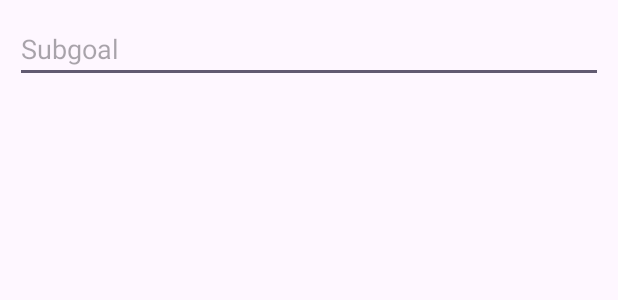
After one commit to haminpants/planner-app, an Android app: the layout new_sub_goal_item.xml on its own in the app's theme, with its tools: preview values and no code run, on a phone screen of 412 x 824 dp. The commit adds this screen. Shown: the top 300 px of the screen. Run offline under Robolectric (Android 15) with nearby library versions, the phone set to English and light mode, and no system bars.

Commit message:
implement subgoal and saving

```diff
--- a/app/src/main/res/layout/goal_item.xml
+++ b/app/src/main/res/layout/goal_item.xml
@@ -31,7 +31,7 @@
                 android:text="@string/add_sub_goal"
                 android:layout_width="match_parent"
                 android:layout_height="wrap_content"
-                android:id="@+id/button3" />
+                android:id="@+id/btn_addSubGoal" />
 
     </LinearLayout>
 </androidx.constraintlayout.widget.ConstraintLayout>
--- /dev/null
+++ b/app/src/main/res/layout/new_sub_goal_item.xml
@@ -0,0 +1,21 @@
+<?xml version="1.0" encoding="utf-8"?>
+<androidx.constraintlayout.widget.ConstraintLayout xmlns:android="http://schemas.android.com/apk/res/android"
+        android:layout_width="match_parent"
+        android:layout_height="match_parent"
+        android:paddingHorizontal="10dp"
+        android:paddingVertical="10dp">
+
+    <LinearLayout
+            android:orientation="vertical"
+            android:layout_width="match_parent"
+            android:layout_height="match_parent">
+
+        <EditText
+                android:layout_width="match_parent"
+                android:layout_height="wrap_content"
+                android:inputType="text"
+                android:ems="10"
+                android:id="@+id/editTxt_subGoalTitle"
+                android:hint="@string/subgoal" />
+    </LinearLayout>
+</androidx.constraintlayout.widget.ConstraintLayout>
--- a/app/src/main/res/values/strings.xml
+++ b/app/src/main/res/values/strings.xml
@@ -41,4 +41,5 @@
     <string name="update_finance_goal">Update Finance Goal</string>
     <string name="add_sub_goal">Add Sub-Goal</string>
     <string name="goal_title">Goal Title</string>
+    <string name="subgoal">Subgoal</string>
 </resources>
```
Also changed, not shown: app/src/main/java/com/info3245/plannerapp/activities/GoalActivity.java (+52 -13 lines), app/src/main/java/com/info3245/plannerapp/adapters/GoalItemAdapter.java (+31 -2 lines), app/src/main/java/com/info3245/plannerapp/adapters/SubGoalItemAdapter.java (added, +55 -0 lines), app/src/main/java/com/info3245/plannerapp/data/GoalItem.java (+10 -3 lines), app/src/main/java/com/info3245/plannerapp/data/SubGoalItem.java (added, +24 -0 lines), app/src/main/res/layout/sub_goal_item.xml (added, +20 -0 lines).
